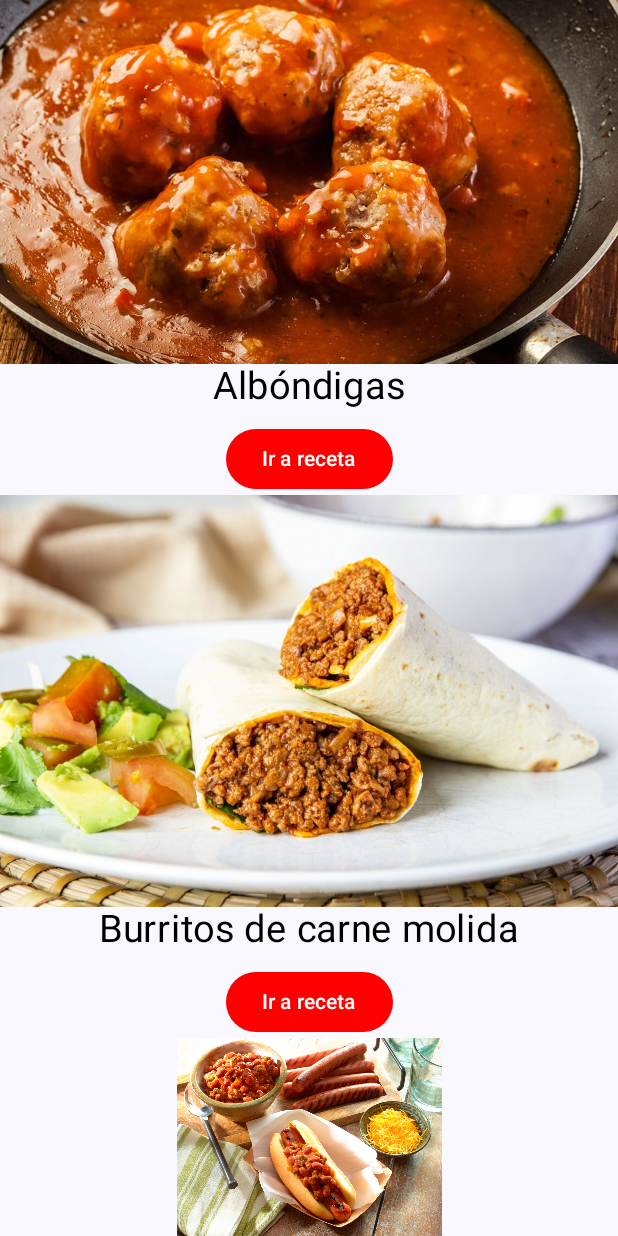
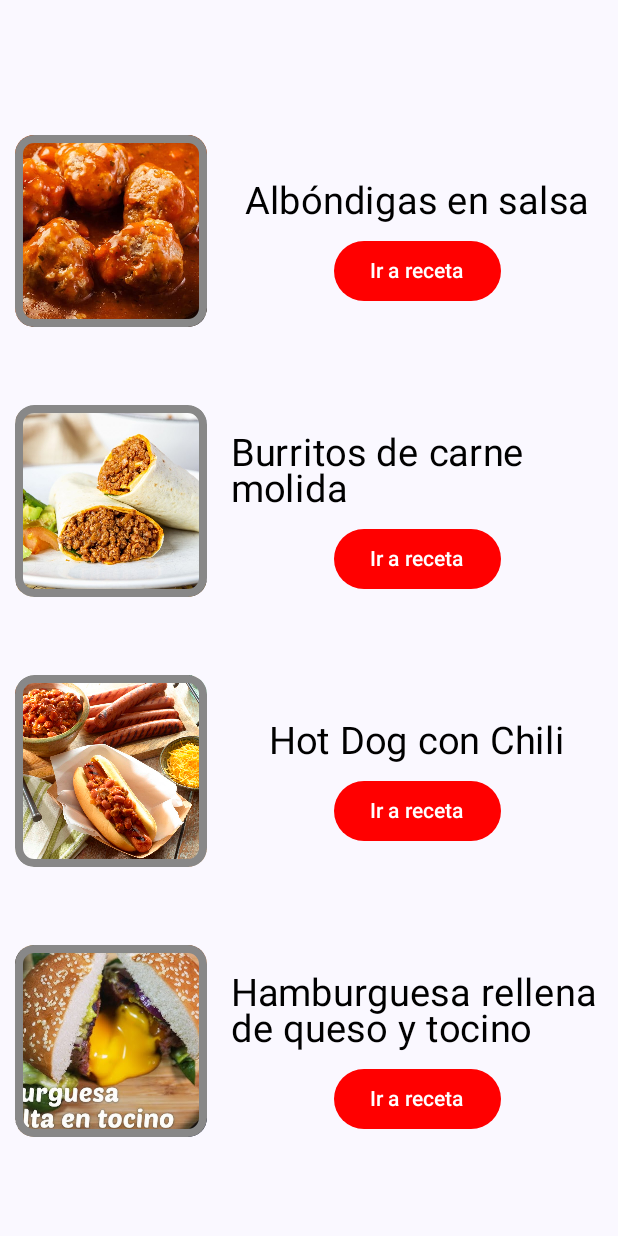
Before and after one commit to AbelMorals/RecetasDeCocina, an Android app built with Jetpack Compose: the composable ContentView shown on its own in the app's theme, on a phone screen of 412 x 824 dp. Run offline under Robolectric (Android 15) with nearby library versions, the phone set to English and light mode, and no system bars.

Commit message:
Recetas 27/02/2025

```diff
--- a/app/src/main/java/com/example/recetasdecocina/components/BodyComponents.kt
+++ b/app/src/main/java/com/example/recetasdecocina/components/BodyComponents.kt
@@ -2,6 +2,7 @@ package com.example.ejemplo1.components
 
 import androidx.compose.foundation.layout.Spacer
 import androidx.compose.foundation.layout.height
+import androidx.compose.foundation.layout.padding
 import androidx.compose.material3.ButtonDefaults
 import androidx.compose.material3.Button
 import androidx.compose.material3.Text
@@ -18,15 +19,15 @@ fun TitleView(name: String){
 
 @Composable
 fun Spacers(){
-    Spacer(modifier = Modifier.height(10.dp))
+    Spacer(modifier = Modifier.height(32.dp))
 }
 
 @Composable
 fun MainButton(name:String, backcolor:Color, color:Color,onClick:()->Unit){
     Button(onClick = onClick, colors = ButtonDefaults.buttonColors(
         contentColor = color,
-        containerColor = backcolor
-    )){
+        containerColor = backcolor),
+        modifier = Modifier.padding(top = 8.dp)){
         Text(text=name)
     }
 }
--- a/app/src/main/java/com/example/recetasdecocina/views/HomeView.kt
+++ b/app/src/main/java/com/example/recetasdecocina/views/HomeView.kt
@@ -1,30 +1,35 @@
 package com.example.recetasdecocina.views
 
 import android.annotation.SuppressLint
-import android.app.ActivityManager.RecentTaskInfo
 import android.util.Log
 import androidx.compose.foundation.Image
+import androidx.compose.foundation.border
 import androidx.compose.foundation.layout.Arrangement
 import androidx.compose.foundation.layout.Column
+import androidx.compose.foundation.layout.Row
 import androidx.compose.foundation.layout.fillMaxSize
 import androidx.compose.foundation.layout.fillMaxWidth
+import androidx.compose.foundation.layout.padding
+import androidx.compose.foundation.layout.size
+import androidx.compose.foundation.rememberScrollState
+import androidx.compose.foundation.shape.RoundedCornerShape
+import androidx.compose.foundation.verticalScroll
 import androidx.compose.material3.CenterAlignedTopAppBar
 import androidx.compose.material3.ExperimentalMaterial3Api
 import androidx.compose.material3.Scaffold
 import androidx.compose.material3.TopAppBarDefaults
 import androidx.compose.runtime.Composable
-import androidx.compose.runtime.getValue
-import androidx.compose.runtime.mutableStateOf
-import androidx.compose.runtime.remember
 import androidx.compose.ui.Alignment
 import androidx.compose.ui.Modifier
+import androidx.compose.ui.draw.clip
 import androidx.compose.ui.graphics.Color
+import androidx.compose.ui.layout.ContentScale
 import androidx.compose.ui.res.painterResource
-import com.example.ejemplo1.components.ActionButton
+import androidx.compose.ui.unit.dp
 import com.example.ejemplo1.components.MainButton
 import com.example.ejemplo1.components.Spacers
+import com.example.ejemplo1.components.TitleBar
 import com.example.ejemplo1.components.TitleView
-import com.example.ejemplo1.components.TitleBar
 import com.example.recetasdecocina.R
 
 
@@ -51,70 +56,75 @@ fun HomeView(){
 private fun ContentView()
 {
     Column(
-        modifier = Modifier.fillMaxSize(),
-        verticalArrangement = Arrangement.Center,
+        modifier = Modifier
+            .fillMaxSize()
+            .padding(top = 16.dp)
+            .verticalScroll(rememberScrollState()),
+        verticalArrangement = Arrangement.spacedBy(16.dp),
         horizontalAlignment = Alignment.CenterHorizontally
     )
     {
-        SimpleImage()
-        TitleView("Albóndigas")
         Spacers()
-        MainButton("Ir a receta",Color.Red,Color.White) {
-            Log.d("","soy dalto")
-        }
-        SimpleImage1()
-        TitleView("Burritos de carne molida")
-        Spacers()
-        MainButton("Ir a receta",Color.Red,Color.White) {
-            Log.d("","soy dalto")
-        }
-        SimpleImage2()
-        TitleView("Hot Dog con Chili")
-        Spacers()
-        MainButton("Ir a receta",Color.Red,Color.White) {
-            Log.d("","soy dalto")
-        }
-        SimpleImage3()
-        TitleView("Hamburguesa rellena de queso y tocino")
-        Spacers()
-        MainButton("Ir a receta",Color.Red,Color.White) {
-            Log.d("","soy dalto")
+        Receta(
+            imageRes = R.drawable.albondigas_en_salsa,
+            text = "Albóndigas en salsa"
+        )
+        Receta(
+            imageRes = R.drawable.presentacion_principal_de_los_burritos_mexicanos_con_carne_picada,
+            text = "Burritos de carne molida"
+        )
+        Receta(
+            imageRes = R.drawable.chilidogs,
+            text = "Hot Dog con Chili"
+        )
+        Receta(
+            imageRes = R.drawable.hq720,
+            text = "Hamburguesa rellena de queso y tocino"
+        )
+    }
+}
+
+@Composable
+fun Receta(imageRes: Int, text: String) {
+    Row(
+        modifier = Modifier
+            .fillMaxWidth()
+            .padding(10.dp),
+        verticalAlignment = Alignment.CenterVertically,
+        horizontalArrangement = Arrangement.SpaceEvenly
+    ) {
+        MostrarImagen(imageRes, text)
+
+        Column(
+            modifier = Modifier
+                .weight(1f)
+                .padding(start = 16.dp),
+            horizontalAlignment = Alignment.CenterHorizontally
+
+        ) {
+            Spacers()
+            TitleView(text)
+            MainButton("Ir a receta", Color.Red, Color.White) {
+                Log.d("Receta", "Ir a $text")
+            }
         }
     }
 }
 
 @Composable
-fun SimpleImage() {
+fun MostrarImagen(
+    imagenRes: Int,
+    descripcion: String,
+    modifier: Modifier = Modifier
+        .padding(top = 16.dp)
+        .size(128.dp)
+        .clip(RoundedCornerShape(10))
+        .border(5.dp, Color.Gray, RoundedCornerShape(10))
+) {
     Image(
-        painter = painterResource(id = R.drawable.albondigas_en_salsa),
-        contentDescription = "Albondigas",
-        modifier = Modifier.fillMaxWidth()
+        painter = painterResource(id = imagenRes),
+        contentDescription = descripcion,
+        contentScale = ContentScale.Crop,
+        modifier = modifier
     )
 }
-
-@Composable
-fun SimpleImage1() {
-    Image(
-        painter = painterResource(id = R.drawable.presentacion_principal_de_los_burritos_mexicanos_con_carne_picada),
-        contentDescription = "burritos",
-        modifier = Modifier.fillMaxWidth()
-    )
-}
-
-@Composable
-fun SimpleImage2() {
-    Image(
-        painter = painterResource(id = R.drawable.chilidogs),
-        contentDescription = "chilidogs",
-        modifier = Modifier.fillMaxWidth()
-    )
-}
-
-@Composable
-fun SimpleImage3() {
-    Image(
-        painter = painterResource(id = R.drawable.hq720),
-        contentDescription = "burger",
-        modifier = Modifier.fillMaxWidth()
-    )
-}
```
